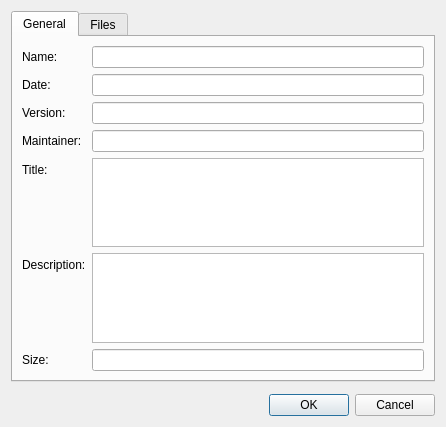
Qt form Libraries/MiKTeX/UI/Qt/PackageInfoDialog.ui (MiKTeX/miktex) before a commit.
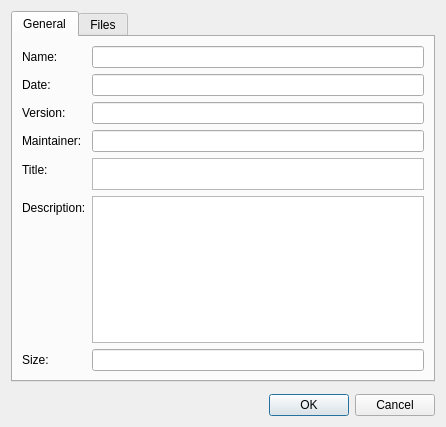
The same form after that commit.

Commit message: PackageInfoDialog (Qt)

```diff
--- a/Libraries/MiKTeX/UI/Qt/PackageInfoDialog.ui
+++ b/Libraries/MiKTeX/UI/Qt/PackageInfoDialog.ui
@@ -99,7 +99,13 @@
           </widget>
          </item>
          <item row="4" column="1">
-          <widget class="QPlainTextEdit" name="plainTextEdit">
+          <widget class="QPlainTextEdit" name="pteTitle">
+           <property name="maximumSize">
+            <size>
+             <width>16777215</width>
+             <height>32</height>
+            </size>
+           </property>
            <property name="readOnly">
             <bool>true</bool>
            </property>
```
Left out of the diff: 16 changed lines with no effect on the pictures. The commit also changes 1 other file.
